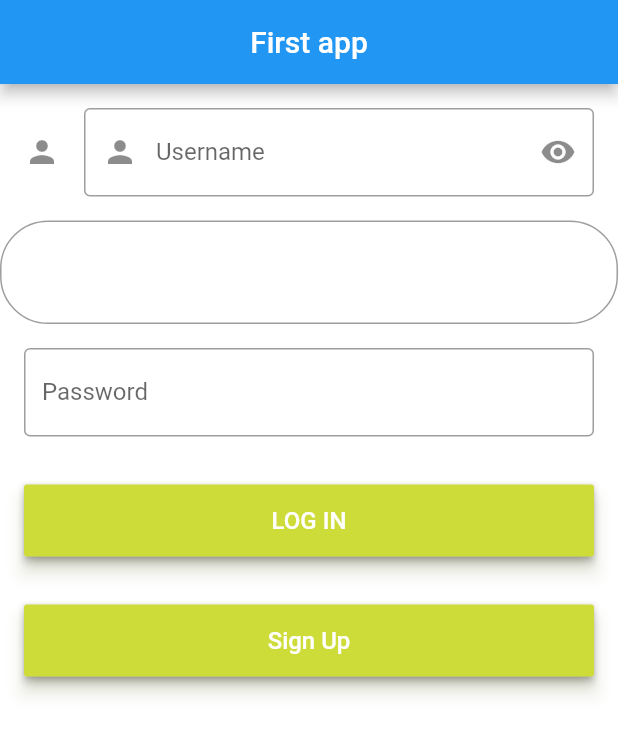
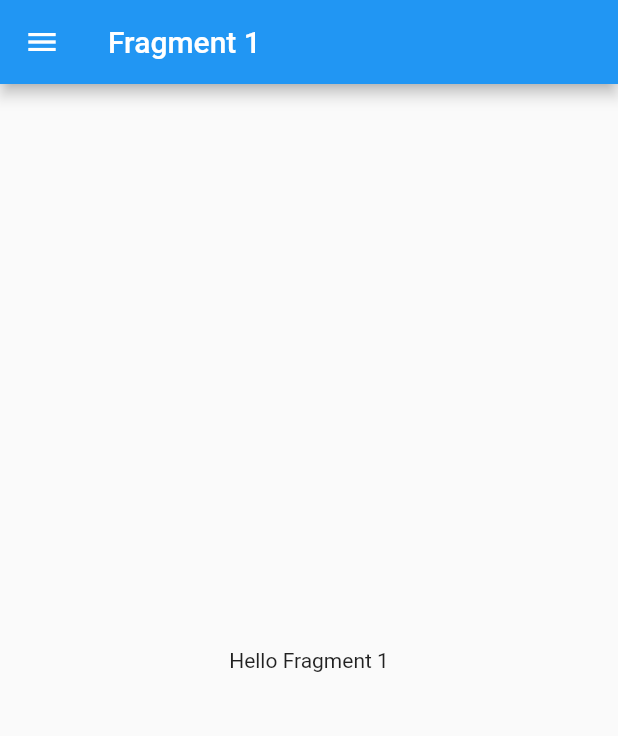
Before and after one commit to rahul-rahul1/third, a Flutter app: the screen it shows after launch, after a tap on "Sign Up", on a phone screen of 412 x 824 dp. Shown: the top 736 px of the screen. Run offline on Flutter 3.47's test engine with Material 2 defaults, Android fonts, the phone set to English and light mode, and no system bars.

Commit message:
NAvigatio DrawerCode commi

```diff
--- /dev/null
+++ b/lib/fragments/first_fragment.dart
@@ -0,0 +1,12 @@
+import 'package:flutter/material.dart';
+
+class FirstFragment extends StatelessWidget {
+  @override
+  Widget build(BuildContext context) {
+    // TODO: implement build
+    return new Center(
+      child: new Text("Hello Fragment 1"),
+    );
+  }
+
+}
--- /dev/null
+++ b/lib/fragments/second_fragment.dart
@@ -0,0 +1,12 @@
+import 'package:flutter/material.dart';
+
+class SecondFragment extends StatelessWidget {
+  @override
+  Widget build(BuildContext context) {
+    // TODO: implement build
+    return new Center(
+      child: new Text("Hello Fragment 2"),
+    );
+  }
+
+}
--- /dev/null
+++ b/lib/fragments/third_fragment.dart
@@ -0,0 +1,12 @@
+import 'package:flutter/material.dart';
+
+class ThirdFragment extends StatelessWidget {
+  @override
+  Widget build(BuildContext context) {
+    // TODO: implement build
+    return new Center(
+      child: new Text("Hello Fragment 3"),
+    );
+  }
+
+}
--- a/lib/login_route.dart
+++ b/lib/login_route.dart
@@ -1,4 +1,6 @@
 import 'package:flutter/material.dart';
+import 'package:third/pages/home_page.dart';
+import 'package:third/profile_route.dart';
 import 'package:third/signup_route.dart';
 
 
@@ -38,16 +40,36 @@ class _LoginRouteState extends State<LoginRoute> {
             )),
       ),
     );
-
+    new Container(
+      padding: const EdgeInsets.all(8.0),
+      alignment: Alignment.center,
+      height: 60.0,
+      decoration: new BoxDecoration(
+          color: Colors.blueGrey,
+          border: new Border.all(
+              color: Colors.black54,
+              width: 4.0
+          ),
+          borderRadius: new BorderRadius.circular(12.0)
+      ),
+      child: new TextFormField(
+        decoration: null,
+      ),
+    );
     final email = TextFormField(
 
       keyboardType: TextInputType.emailAddress,
       autofocus: false,
       initialValue: 'sathyabaman@gmail.com',
-      style: new TextStyle(fontWeight: FontWeight.normal, color: Colors.white),
+      style: new TextStyle(fontWeight: FontWeight.normal, color: Colors.black),
+
       decoration: InputDecoration(
+
+
         hintText: 'Email',
-        contentPadding: new EdgeInsets.symmetric(vertical: 25.0, horizontal: 10.0),
+        contentPadding: new EdgeInsets.all(2.0),
+
+      //  contentPadding: new EdgeInsets.symmetric(vertical: 10.0, horizontal: 10.0),
         border: OutlineInputBorder(borderRadius: BorderRadius.circular(32.0)),
       ),
     );
@@ -80,7 +102,11 @@ class _LoginRouteState extends State<LoginRoute> {
           color: Colors.lime,
           onPressed: () {
             print('signUPButton');
+            //Navigator.push(context, MaterialPageRoute(builder: (context) =>Profile()));
             //Navigator.push(context, MaterialPageRoute(builder: (context) => HomeRoute()));
+         //   HomePage
+            Navigator.push(context, MaterialPageRoute(builder: (context) =>HomePage()));
+
           },
         ),
       ),
--- /dev/null
+++ b/lib/pages/home_page.dart
@@ -0,0 +1,83 @@
+import 'package:third/fragments/first_fragment.dart';
+import 'package:third/fragments/second_fragment.dart';
+import 'package:third/fragments/third_fragment.dart';
+import 'package:flutter/material.dart';
+
+class DrawerItem {
+  String title;
+  IconData icon;
+  DrawerItem(this.title, this.icon);
+}
+
+class HomePage extends StatefulWidget {
+  final drawerItems = [
+    new DrawerItem("Fragment 1", Icons.rss_feed),
+    new DrawerItem("Fragment 2", Icons.local_pizza),
+    new DrawerItem("Fragment 3", Icons.info),
+    new DrawerItem("Fragment 4", Icons.rss_feed)
+  ];
+
+  @override
+  State<StatefulWidget> createState() {
+    return new HomePageState();
+  }
+}
+
+class HomePageState extends State<HomePage> {
+  int _selectedDrawerIndex = 0;
+
+  _getDrawerItemWidget(int pos) {
+    switch (pos) {
+      case 0:
+        return new FirstFragment();
+      case 1:
+        return new SecondFragment();
+      case 2:
+        return new ThirdFragment();
+      case 3:
+        return new FirstFragment();
+      default:
+        return new Text("Error");
+    }
+  }
+
+  _onSelectItem(int index) {
+    setState(() => _selectedDrawerIndex = index);
+    Navigator.of(context).pop(); // close the drawer
+  }
+
+  @override
+  Widget build(BuildContext context) {
+    List<Widget> drawerOptions = [];
+    for (var i = 0; i < widget.drawerItems.length; i++) {
+      var d = widget.drawerItems[i];
+      drawerOptions.add(
+        new ListTile(
+          leading: new Icon(d.icon),
+          title: new Text(d.title),
+          selected: i == _selectedDrawerIndex,
+          onTap: () => _onSelectItem(i),
+        )
+      );
+    }
+
+    return new Scaffold(
+      appBar: new AppBar(
+        // here we display the title corresponding to the fragment
+        // you can instead choose to have a static title
+        title: new Text(widget.drawerItems[_selectedDrawerIndex].title),
+      ),
+      drawer: new Drawer(
+        child: new Column(
+          children: <Widget>[
+            new UserAccountsDrawerHeader(
+                accountName: new Text("John Doe"), accountEmail: null),
+            new Column(children: drawerOptions)
+          ],
+        ),
+      ),
+      body: _getDrawerItemWidget(_selectedDrawerIndex),
+    );
+  }
+}
+//https://medium.com/@kashifmin/flutter-setting-up-a-navigation-drawer-with-multiple-fragments-widgets-1914fda3c8a8
--- /dev/null
+++ b/lib/profile_route.dart
@@ -0,0 +1,29 @@
+import 'package:flutter/material.dart';
+
+class Profile extends StatefulWidget{
+  @override
+  State<StatefulWidget> createState() {
+    // TODO: implement createState
+    return _ProfileRoute();
+  }
+
+}
+
+class _ProfileRoute extends State<Profile>{
+  @override
+  Widget build(BuildContext context) {
+    // TODO: implement build
+
+
+
+
+    return Scaffold(
+      appBar: AppBar(
+        title: Text("Profile"),
+        centerTitle: true,
+
+      ),
+    );
+  }
+
+}
```
Also changed, not shown: lib/signup_route.dart (+9 -16 lines).
